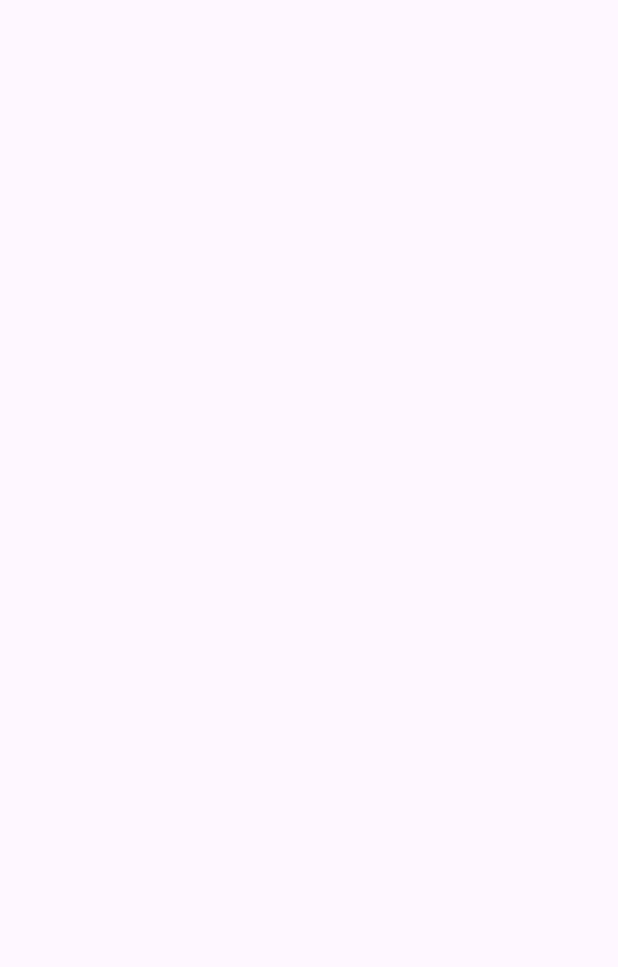
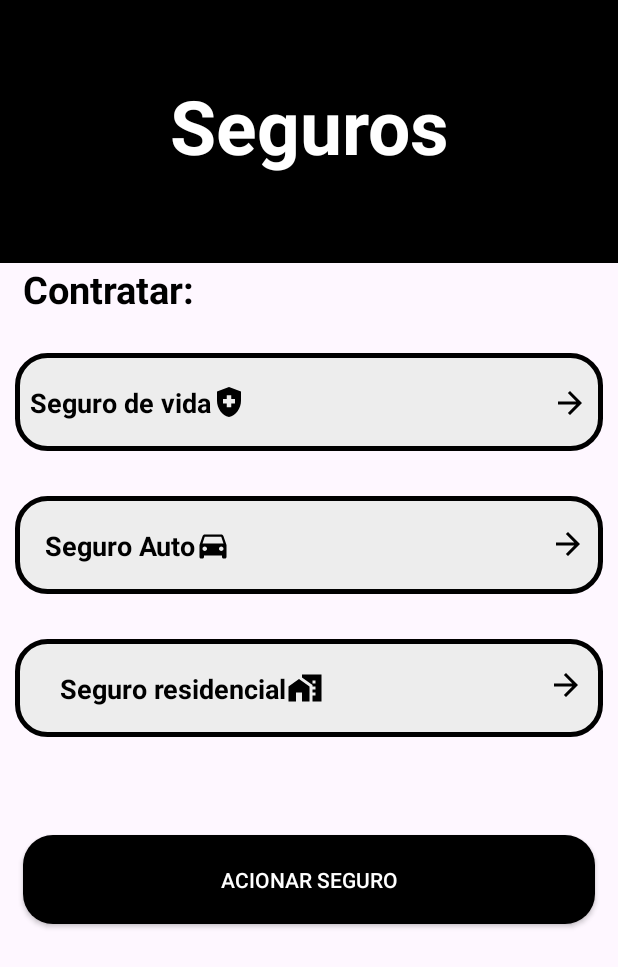
Before and after one commit to leonardocerqueira69/banco_projeto, an Android app: the SegurosActivity screen opened directly, with no data from a screen before it, on a phone screen of 412 x 824 dp. Before the commit the part shown is empty. Shown: the top 967 px of the screen. Run offline under Robolectric (Android 15) with nearby library versions, the phone set to English and light mode, and no system bars.

Commit message:
add tela

```diff
--- /dev/null
+++ b/app/src/main/res/drawable/ic_car.xml
@@ -0,0 +1,5 @@
+<vector android:height="24dp" android:tint="#000000"
+    android:viewportHeight="24" android:viewportWidth="24"
+    android:width="24dp" xmlns:android="http://schemas.android.com/apk/res/android">
+    <path android:fillColor="@android:color/white" android:pathData="M18.92,6.01C18.72,5.42 18.16,5 17.5,5h-11c-0.66,0 -1.21,0.42 -1.42,1.01L3,12v8c0,0.55 0.45,1 1,1h1c0.55,0 1,-0.45 1,-1v-1h12v1c0,0.55 0.45,1 1,1h1c0.55,0 1,-0.45 1,-1v-8l-2.08,-5.99zM6.5,16c-0.83,0 -1.5,-0.67 -1.5,-1.5S5.67,13 6.5,13s1.5,0.67 1.5,1.5S7.33,16 6.5,16zM17.5,16c-0.83,0 -1.5,-0.67 -1.5,-1.5s0.67,-1.5 1.5,-1.5 1.5,0.67 1.5,1.5 -0.67,1.5 -1.5,1.5zM5,11l1.5,-4.5h11L19,11L5,11z"/>
+</vector>
--- /dev/null
+++ b/app/src/main/res/drawable/ic_home.xml
@@ -0,0 +1,6 @@
+<vector android:height="24dp" android:tint="#000000"
+    android:viewportHeight="24" android:viewportWidth="24"
+    android:width="24dp" xmlns:android="http://schemas.android.com/apk/res/android">
+    <path android:fillColor="@android:color/white" android:pathData="M1,11l0,10l5,0l0,-6l4,0l0,6l5,0l0,-10l-7,-5z"/>
+    <path android:fillColor="@android:color/white" android:pathData="M10,3v1.97l7,5V11h2v2h-2v2h2v2h-2v4h6V3H10zM19,9h-2V7h2V9z"/>
+</vector>
--- /dev/null
+++ b/app/src/main/res/drawable/ic_seguro_vida.xml
@@ -0,0 +1,5 @@
+<vector android:height="24dp" android:tint="#000000"
+    android:viewportHeight="24" android:viewportWidth="24"
+    android:width="24dp" xmlns:android="http://schemas.android.com/apk/res/android">
+    <path android:fillColor="@android:color/white" android:pathData="M10.5,13H8v-3h2.5V7.5h3V10H16v3h-2.5v2.5h-3V13zM12,2L4,5v6.09c0,5.05 3.41,9.76 8,10.91c4.59,-1.15 8,-5.86 8,-10.91V5L12,2z"/>
+</vector>
--- a/app/src/main/res/layout/activity_seguros.xml
+++ b/app/src/main/res/layout/activity_seguros.xml
@@ -6,4 +6,159 @@
     android:layout_height="match_parent"
     tools:context=".SegurosActivity">
 
+    <ImageView
+        android:id="@+id/containerComponents"
+        android:layout_width="match_parent"
+        android:layout_height="175dp"
+        android:src="@color/black"
+        app:layout_constraintStart_toStartOf="parent"
+        app:layout_constraintTop_toTopOf="parent"/>
+
+    <TextView
+        android:layout_width="wrap_content"
+        android:layout_height="wrap_content"
+        android:text="Seguros"
+        android:textColor="@color/white"
+        android:textStyle="bold"
+        android:textSize="50sp"
+        app:layout_constraintStart_toStartOf="@id/containerComponents"
+        app:layout_constraintEnd_toEndOf="@id/containerComponents"
+        app:layout_constraintTop_toTopOf="@id/containerComponents"
+        android:layout_marginTop="50dp"
+        />
+
+    <TextView
+        android:layout_width="wrap_content"
+        android:layout_height="wrap_content"
+        android:text="Contratar:"
+        android:textColor="@color/black"
+        android:textStyle="bold"
+        app:layout_constraintStart_toStartOf="parent"
+        app:layout_constraintTop_toBottomOf="@id/containerComponents"
+        android:textSize="25sp"
+        android:layout_marginStart="15dp"/>
+
+    <View
+        android:id="@+id/container_seguros1"
+        android:layout_width="match_parent"
+        android:layout_height="65dp"
+        android:background="@drawable/container_cinza"
+        app:layout_constraintStart_toStartOf="parent"
+        app:layout_constraintTop_toBottomOf="@id/containerComponents"
+        android:layout_marginTop="60dp"
+        android:layout_marginStart="10dp"
+        android:layout_marginEnd="10dp"
+        />
+
+    <TextView
+        android:layout_width="wrap_content"
+        android:layout_height="wrap_content"
+        android:layout_marginStart="10dp"
+        android:text="Seguro de vida"
+        android:textColor="@color/black"
+        android:textStyle="bold"
+        android:textSize="18sp"
+        android:drawableRight="@drawable/ic_seguro_vida"
+        app:layout_constraintStart_toStartOf="@id/container_seguros1"
+        app:layout_constraintBottom_toBottomOf="@id/container_seguros1"
+        android:layout_marginBottom="20dp"/>
+
+    <ImageView
+        android:id="@+id/arrow1"
+        android:layout_width="wrap_content"
+        android:layout_height="wrap_content"
+        android:src="@drawable/ic_arrow"
+        app:layout_constraintEnd_toEndOf="@id/container_seguros1"
+        app:layout_constraintBottom_toBottomOf="@id/container_seguros1"
+        android:layout_marginBottom="20dp"
+        android:layout_marginEnd="10dp"/>
+
+    <View
+        android:id="@+id/container_seguros2"
+        android:layout_width="match_parent"
+        android:layout_height="65dp"
+        android:background="@drawable/container_cinza"
+        app:layout_constraintStart_toStartOf="@id/container_seguros1"
+        app:layout_constraintTop_toBottomOf="@id/container_seguros1"
+        android:layout_marginTop="30dp"
+        android:layout_marginStart="10dp"
+        android:layout_marginEnd="10dp"
+        />
+
+    <TextView
+        android:layout_width="wrap_content"
+        android:layout_height="wrap_content"
+        android:layout_marginStart="10dp"
+        android:text="Seguro Auto"
+        android:textColor="@color/black"
+        android:textStyle="bold"
+        android:textSize="18sp"
+        android:drawableRight="@drawable/ic_car"
+        app:layout_constraintStart_toStartOf="@id/container_seguros2"
+        app:layout_constraintBottom_toBottomOf="@id/container_seguros2"
+        android:layout_marginBottom="20dp"/>
+
+    <ImageView
+        android:id="@+id/arrow2"
+        android:layout_width="wrap_content"
+        android:layout_height="wrap_content"
+        android:src="@drawable/ic_arrow"
+        app:layout_constraintStart_toEndOf="@id/arrow1"
+        app:layout_constraintTop_toBottomOf="@id/arrow1"
+        android:layout_marginTop="70dp"
+        android:layout_marginStart="-25dp"/>
+
+
+    <View
+        android:id="@+id/container_seguros3"
+        android:layout_width="match_parent"
+        android:layout_height="65dp"
+        android:background="@drawable/container_cinza"
+        app:layout_constraintStart_toStartOf="@id/container_seguros2"
+        app:layout_constraintTop_toBottomOf="@id/container_seguros2"
+        android:layout_marginTop="30dp"
+        android:layout_marginStart="10dp"
+        android:layout_marginEnd="10dp"
+        />
+
+    <TextView
+        android:layout_width="wrap_content"
+        android:layout_height="wrap_content"
+        android:layout_marginStart="10dp"
+        android:text="Seguro residencial"
+        android:textColor="@color/black"
+        android:textStyle="bold"
+        android:textSize="18sp"
+        android:drawableRight="@drawable/ic_home"
+        app:layout_constraintStart_toStartOf="@id/container_seguros3"
+        app:layout_constraintBottom_toBottomOf="@id/container_seguros3"
+        android:layout_marginBottom="20dp"/>
+
+    <ImageView
+        android:id="@+id/arrow3"
+        android:layout_width="wrap_content"
+        android:layout_height="wrap_content"
+        android:src="@drawable/ic_arrow"
+        app:layout_constraintStart_toEndOf="@id/arrow2"
+        app:layout_constraintTop_toBottomOf="@id/arrow2"
+        android:layout_marginTop="70dp"
+        android:layout_marginStart="-25dp"/>
+
+    <androidx.appcompat.widget.AppCompatButton
+        android:layout_width="match_parent"
+        android:layout_height="wrap_content"
+        android:id="@+id/bt_recarga"
+        android:layout_marginStart="15dp"
+        android:layout_marginEnd="15dp"
+        style="@style/bt_recarga"
+        app:layout_constraintStart_toStartOf="parent"
+        app:layout_constraintEnd_toEndOf="parent"
+        app:layout_constraintTop_toBottomOf="@id/container_seguros3"
+        android:text="Acionar Seguro"
+        android:layout_marginTop="65dp"
+        android:textColor="@color/white"
+        >
+    </androidx.appcompat.widget.AppCompatButton>
+
+
 </androidx.constraintlayout.widget.ConstraintLayout>
```
